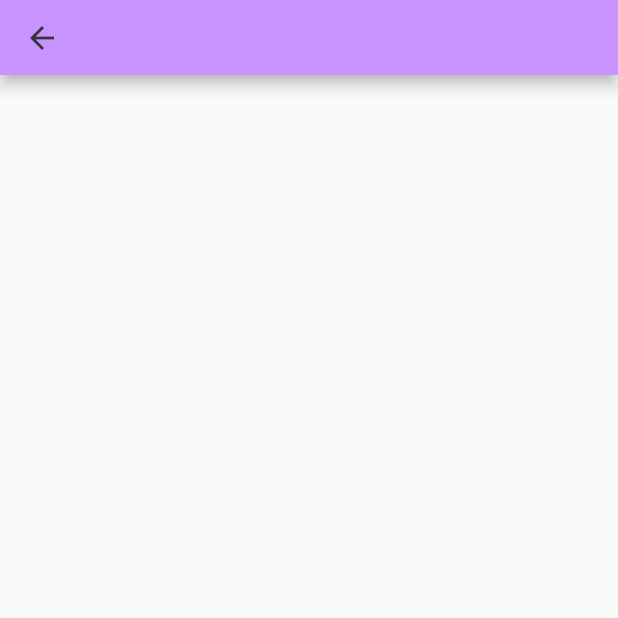
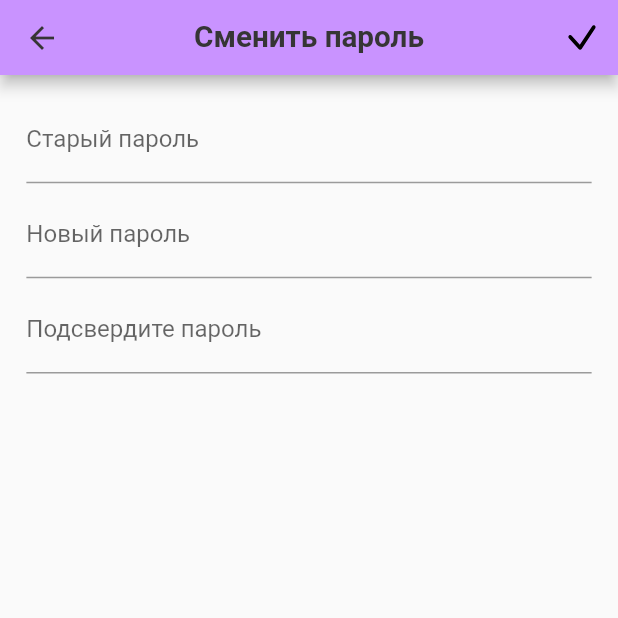
Before and after one commit to cup-of-Aygiz/bvt1901cats, a Flutter app: the PersonDataScreen screen opened directly, after a tap on "Сменить пароль", on a phone screen of 412 x 824 dp, the top half of it. Run offline on Flutter 3.47's test engine with Material 2 defaults, Android fonts, the phone set to English and light mode, and no system bars; drawn by our look-alikes of flutter_form_builder; our stand-ins replace device_info_plus, device_preview, dio, fancy_shimmer_image, flutter_bloc, flutter_screenutil and 11 more; accounts and stored records are empty.

Commit message:
исправлена кнопка и добавлена страница смены пароля

```diff
--- /dev/null
+++ b/lib/features/change_password/domain/state/change_password_cubit.dart
@@ -0,0 +1,16 @@
+import 'package:bvt1901_practice/features/change_password/domain/state/change_password_state.dart';
+import 'package:bvt1901_practice/features/registration/domain/entity/person/person_entity.dart';
+import 'package:flutter_bloc/flutter_bloc.dart';
+
+class ChangePasswordCubit extends Cubit<ChangePasswordState> {
+  ChangePasswordCubit()
+      : super(
+          const ChangePasswordState(
+            personEntity: PersonEntity(),
+          ),
+        );
+
+  Future<void> init() async {
+    emit(state.copyWith(loading: false));
+  }
+}
--- /dev/null
+++ b/lib/features/change_password/domain/state/change_password_state.dart
@@ -0,0 +1,19 @@
+import 'package:freezed_annotation/freezed_annotation.dart';
+
+import '../../../../app/domain/models/error_model.dart';
+import '../../../registration/domain/entity/person/person_entity.dart';
+
+
+part 'change_password_state.freezed.dart';
+part 'change_password_state.g.dart';
+
+@freezed
+class  ChangePasswordState with _$ChangePasswordState{
+  const factory ChangePasswordState({
+    @Default(false) final bool loading,
+    final ErrorModel? error,
+    required final PersonEntity personEntity,
+  }) = _ChangePasswordState;
+  factory ChangePasswordState.fromJson(Map<String, dynamic> json) =>
+      _$ChangePasswordStateFromJson(json);
+}
--- a/lib/features/change_password/presentation/screens/chande_password_page.dart
+++ b/lib/features/change_password/presentation/screens/chande_password_page.dart
@@ -1,11 +1,123 @@
+import 'package:bvt1901_practice/features/change_password/domain/state/change_password_state.dart';
 import 'package:bvt1901_practice/uikit/app_bars/default_app_bar.dart';
+import 'package:bvt1901_practice/utils/extentions/app_context.dart';
 import 'package:flutter/material.dart';
+import 'package:flutter_bloc/flutter_bloc.dart';
+import 'package:flutter_form_builder/flutter_form_builder.dart';
+import 'package:flutter_screenutil/flutter_screenutil.dart';
 
-class ChangePasswordScreen extends StatelessWidget {
-  const ChangePasswordScreen({Key? key}) : super(key: key);
+import '../../../../gen/assets.gen.dart';
+import '../../../../uikit/text_fields/app_text_field.dart';
+import '../../../../uikit/validators/app_validators.dart';
+import '../../domain/state/change_password_cubit.dart';
+
+class ChangePasswordScreen extends StatefulWidget {
+  ChangePasswordScreen({Key? key}) : super(key: key);
+
+  @override
+  State<ChangePasswordScreen> createState() => _ChangePasswordScreenState();
+}
+
+class _ChangePasswordScreenState extends State<ChangePasswordScreen> {
+  final _formKey = GlobalKey<FormBuilderState>();
+
+  late String _password = '';
+  late String _passwordProv = '';
 
   @override
   Widget build(BuildContext context) {
-    return const Scaffold(appBar: DefaultAppBar(),);
+    final locale = context.appLocale;
+    final colors = context.appColors;
+
+    return Scaffold(
+      appBar: DefaultAppBar(
+        titleText: locale.change_password,
+        action: [
+          IconButton(
+            splashColor: colors.blue,
+            splashRadius: 24.r,
+            onPressed: () async {
+              _formKey.currentState?.validate();
+              if (_formKey.currentState?.validate() ?? false) {
+                String _newPassword = _password;
+              }
+            },
+            icon: Assets.icons.icOk.svg(
+              width: 30.h,
+              height: 30.h,
+            ),
+          )
+        ],
+      ),
+      body: BlocProvider(
+        create: (context) => ChangePasswordCubit()..init(),
+        child: BlocBuilder<ChangePasswordCubit, ChangePasswordState>(
+          builder: (context, state) {
+            return FormBuilder(
+              key: _formKey,
+              child: ListView(
+                children: [
+                  SizedBox(
+                    height: 10.h,
+                  ),
+                  Padding(
+                    padding: EdgeInsets.symmetric(horizontal: 16.w),
+                    child: AppTextField(
+                      labelText: locale.old_password,
+                      name: 'old_password',
+                      obscureText: true,
+                      inputBorder: null,
+                      padding: EdgeInsets.symmetric(vertical: 2.h),
+                    ),
+                  ),
+                  Padding(
+                    padding: EdgeInsets.symmetric(horizontal: 16.w),
+                    child: AppTextField(
+                      labelText: locale.new_password,
+                      name: 'new_password',
+                      inputBorder: null,
+                      obscureText: true,
+                      validator: AppValidators.requiredPasswordField(context),
+                      padding: EdgeInsets.symmetric(vertical: 2.h),
+                      onChanged: (String? str) {
+                        setState(() {
+                          if (str != null) {
+                            _password = str;
+                          }
+                        });
+                      },
+                    ),
+                  ),
+                  Padding(
+                    padding: EdgeInsets.symmetric(horizontal: 16.w),
+                    child: AppTextField(
+                      labelText: locale.prov_password,
+                      name: 'prov_password',
+                      inputBorder: null,
+                      obscureText: true,
+                      padding: EdgeInsets.symmetric(vertical: 2.h),
+                      onChanged: (String? str) {
+                        setState(() {
+                          if (str != null) {
+                            _passwordProv = str;
+                          }
+                        });
+                      },
+                      autoValidateMode: AutovalidateMode.disabled,
+                      validator: (String? passwordProv) {
+                        if (_password != _passwordProv) {
+                          return locale.passwords_not_match;
+                        }
+                        return null;
+                      },
+                    ),
+                  ),
+                ],
+              ),
+            );
+          },
+        ),
+      ),
+    );
   }
 }
--- a/lib/features/person_data/presentation/screens/person_data_screen.dart
+++ b/lib/features/person_data/presentation/screens/person_data_screen.dart
@@ -1,15 +1,14 @@
 import 'package:bvt1901_practice/features/person_data/presentation/domain/state/profile_cubit.dart';
 import 'package:bvt1901_practice/features/person_data/presentation/domain/state/profile_state.dart';
-import 'package:bvt1901_practice/gen/assets.gen.dart';
 import 'package:bvt1901_practice/uikit/app_bars/default_app_bar.dart';
 import 'package:bvt1901_practice/uikit/buttons/app_text_button.dart';
-import 'package:bvt1901_practice/uikit/buttons/app_transparent_button.dart';
 import 'package:bvt1901_practice/utils/extentions/app_context.dart';
 import 'package:flutter/material.dart';
 import 'package:flutter_bloc/flutter_bloc.dart';
 import 'package:flutter_form_builder/flutter_form_builder.dart';
 import 'package:flutter_screenutil/flutter_screenutil.dart';
 
+import '../../../../gen/assets.gen.dart';
 import '../../../../uikit/spinkit/spinkit.dart';
 import '../../../../uikit/text_fields/app_phone_field.dart';
 import '../../../../uikit/text_fields/app_text_field.dart';
@@ -30,6 +29,7 @@ class _PersonDataScreenState extends State<PersonDataScreen> {
   Widget build(BuildContext context) {
     final locale = context.appLocale;
     final router = context.appRouter;
+    final colors = context.appColors;
 
     return BlocProvider<ProfileCubit>(
       create: (context) => ProfileCubit()..init(),
@@ -38,6 +38,17 @@ class _PersonDataScreenState extends State<PersonDataScreen> {
           return Scaffold(
             appBar: DefaultAppBar(
               titleText: locale.my_data,
+              action: [
+                IconButton(
+                  splashColor: colors.blue,
+                  splashRadius: 24.r,
+                  onPressed: () {},
+                  icon: Assets.icons.icOk.svg(
+                    width: 30.h,
+                    height: 30.h,
+                  ),
+                )
+              ],
             ),
             body: (!state.loading)
                 ? FormBuilder(
@@ -52,11 +63,6 @@ class _PersonDataScreenState extends State<PersonDataScreen> {
                               padding: EdgeInsets.symmetric(vertical: 2.h),
                               inputBorder: null,
                               name: 'firstName',
-                              suffix: AppTransparentButton(
-                                child: Assets.icons.icSave
-                                    .svg(width: 30.h, height: 30.h),
-                                onTap: () {},
-                              ),
                               initialValue: state.profileEntity?.firstName,
                               validator:
                                   AppValidators.requiredMinLengthField(context),
@@ -66,11 +72,6 @@ class _PersonDataScreenState extends State<PersonDataScreen> {
                               name: 'lastName',
                               padding: EdgeInsets.symmetric(vertical: 2.h),
                               inputBorder: null,
-                              suffix: AppTransparentButton(
-                                child: Assets.icons.icSave
-                                    .svg(width: 30.h, height: 30.h),
-                                onTap: () {},
-                              ),
                               initialValue: state.profileEntity?.lastName,
                               validator:
                                   AppValidators.requiredMinLengthField(context),
@@ -81,11 +82,6 @@ class _PersonDataScreenState extends State<PersonDataScreen> {
                               name: 'middleName',
                               inputBorder: null,
                               padding: EdgeInsets.symmetric(vertical: 2.h),
-                              suffix: AppTransparentButton(
-                                child: Assets.icons.icSave
-                                    .svg(width: 30.h, height: 30.h),
-                                onTap: () {},
-                              ),
                             ),
                             AppPhoneTextField(
                               labelText: locale.phone,
@@ -95,14 +91,17 @@ class _PersonDataScreenState extends State<PersonDataScreen> {
                               initialValue: state.profileEntity?.phone,
                               name: 'phone',
                             ),
+                            SizedBox(
+                              height: 30.h,
+                            ),
                             Padding(
                               padding: EdgeInsets.symmetric(
-                                  horizontal: 10.h, vertical: 30.w),
+                                  horizontal: 10.h, vertical: 4.w),
                               child: AppTextButton(
                                   buttonText: locale.change_password,
                                   onPressed: () {
                                     router.pushScreen(
-                                        context, const ChangePasswordScreen());
+                                        context, ChangePasswordScreen());
                                   }),
                             )
                           ],
--- a/lib/gen/assets.gen.dart
+++ b/lib/gen/assets.gen.dart
@@ -43,6 +43,9 @@ class $AssetsIconsGen {
 
   /// File path: assets/icons/ic_leave.svg
   SvgGenImage get icLeave => const SvgGenImage('assets/icons/ic_leave.svg');
+
+  /// File path: assets/icons/ic_ok.svg
+  SvgGenImage get icOk => const SvgGenImage('assets/icons/ic_ok.svg');
 
   /// File path: assets/icons/ic_person.svg
   SvgGenImage get icPerson => const SvgGenImage('assets/icons/ic_person.svg');
--- a/lib/l10n/app_ru.arb
+++ b/lib/l10n/app_ru.arb
@@ -31,5 +31,8 @@
   "favorite_tab": "Избранное",
   "cart_tab": "Корзина",
   "profile_tab": "Профиль",
-  "change_password": "Сменить пароль"
+  "change_password": "Сменить пароль",
+  "old_password": "Старый пароль",
+  "new_password": "Новый пароль",
+  "prov_password": "Подсвердите пароль"
 }
--- a/lib/uikit/app_bars/default_app_bar.dart
+++ b/lib/uikit/app_bars/default_app_bar.dart
@@ -9,6 +9,7 @@ class DefaultAppBar extends StatelessWidget with PreferredSizeWidget {
   final String? titleText;
   final Widget? title;
   final Color? backgroundColor;
+  final List<Widget> action;
 
   @override
   final Size preferredSize = const Size.fromHeight(50);
@@ -19,6 +20,7 @@ class DefaultAppBar extends StatelessWidget with PreferredSizeWidget {
     this.titleText,
     this.backgroundColor,
     this.title,
+    this.action = const [],
   }) : super(key: key);
 
   @override
@@ -34,12 +36,13 @@ class DefaultAppBar extends StatelessWidget with PreferredSizeWidget {
         title: titleText != null
             ? Text(
                 titleText ?? '',
-                style: AppTextStyle.normalW700S18
-                    .copyWith(color: myColors.black),
+                style:
+                    AppTextStyle.normalW700S18.copyWith(color: myColors.black),
               )
             : title,
         centerTitle: centreTitle,
         leading: canPop ? const AppGoBackButton() : null,
+        actions: action,
         backgroundColor: backgroundColor ?? myColors.purple,
       ),
     );
--- a/lib/uikit/text_fields/app_text_field.dart
+++ b/lib/uikit/text_fields/app_text_field.dart
@@ -14,7 +14,6 @@ class AppTextField extends StatelessWidget {
   final AutovalidateMode autoValidateMode;
   final EdgeInsets? padding;
   final InputBorder? inputBorder;
-  final Widget suffix;
 
   const AppTextField({
     Key? key,
@@ -28,7 +27,6 @@ class AppTextField extends StatelessWidget {
     this.autoValidateMode = AutovalidateMode.onUserInteraction,
     this.padding,
     this.inputBorder = const OutlineInputBorder(),
-    this.suffix = const SizedBox(),
   }) : super(key: key);
 
   @override
@@ -39,7 +37,6 @@ class AppTextField extends StatelessWidget {
         obscureText: obscureText,
         decoration: InputDecoration(
           border: inputBorder,
-          suffix:suffix,
           labelText: labelText,
           errorMaxLines: 3,
         ),
--- a/untranslated_messages.txt
+++ b/untranslated_messages.txt
@@ -29,6 +29,9 @@
     "favorite_tab",
     "cart_tab",
     "profile_tab",
-    "change_password"
+    "change_password",
+    "old_password",
+    "new_password",
+    "prov_password"
   ]
 }
```
Also changed, not shown: assets/icons/ic_ok.svg (added), lib/features/change_password/domain/state/change_password_state.freezed.dart (added), lib/features/change_password/domain/state/change_password_state.g.dart (added), lib/l10n/generated/app_localizations.dart, lib/l10n/generated/app_localizations_en.dart, lib/l10n/generated/app_localizations_ru.dart.
